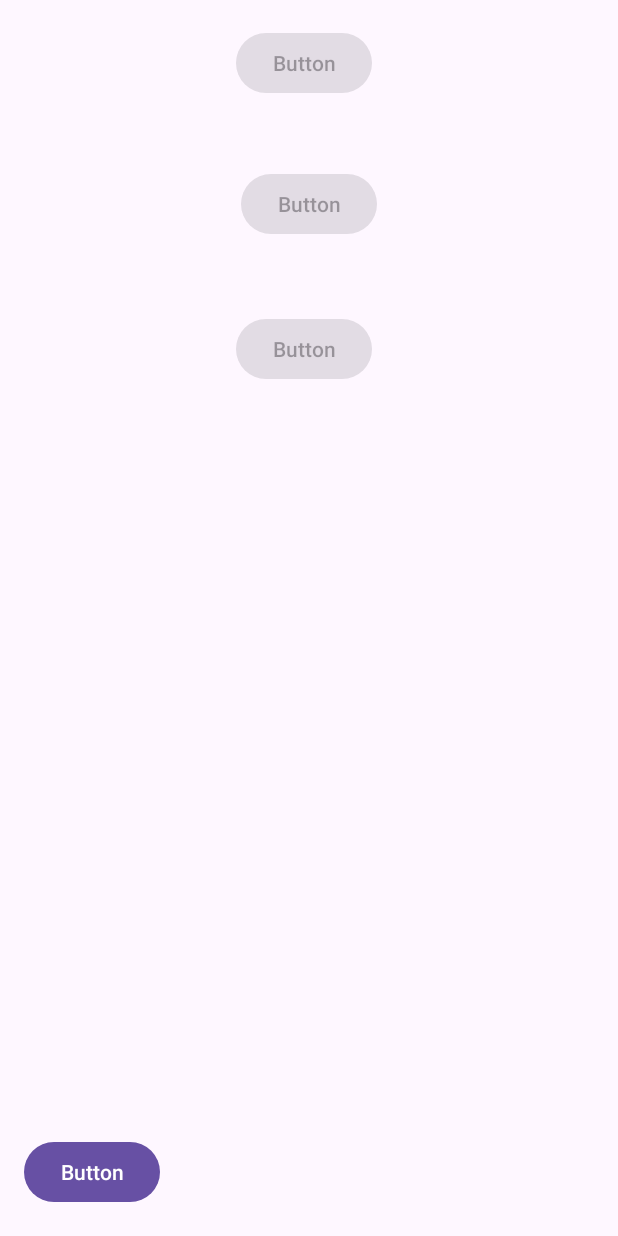
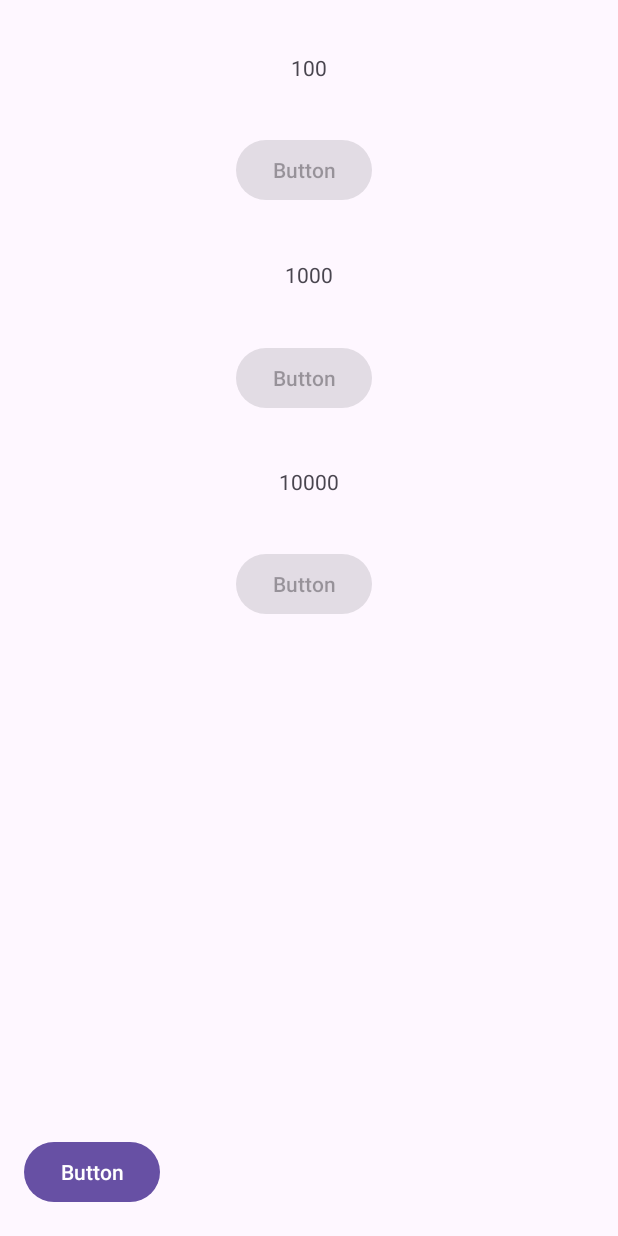
Before and after one commit to POTAP322/clicker, an Android app: the screen it shows after launch (ThemeSwitchActivity), after a tap on "Button", on a phone screen of 412 x 824 dp. Run offline under Robolectric (Android 15) with nearby library versions, the phone set to English and light mode, and no system bars; 1 other tap on this screen came first.

Commit message:
вторая тема(баги при перезапуске, музыка и тд не сбрасывается) ,  анимация кнопки клика

```diff
--- a/app/src/main/java/com/example/clicker/MainActivity.java
+++ b/app/src/main/java/com/example/clicker/MainActivity.java
@@ -1,5 +1,7 @@
 package com.example.clicker;
 
+import android.animation.AnimatorInflater;
+import android.animation.AnimatorSet;
 import android.content.Intent;
 import android.content.SharedPreferences;
 import android.graphics.Color;
@@ -8,6 +10,7 @@ import android.os.PersistableBundle;
 import android.view.View;
 import android.widget.Button;
 import android.widget.ImageButton;
+import android.widget.RelativeLayout;
 import android.widget.TextView;
 
 import androidx.activity.EdgeToEdge;
@@ -19,21 +22,31 @@ import androidx.core.view.WindowInsetsCompat;
 
 import java.util.ArrayList;
 import java.util.Arrays;
+import java.util.HashMap;
 import java.util.List;
+import java.util.Map;
+
+import android.media.MediaPlayer;
 
 public class MainActivity extends AppCompatActivity {
-
     private TextView scoreField;
     private ImageButton clickerBtn;
     private Button themeSwitchMenuBtn;
     private Button restartBtn;
+    private RelativeLayout mainLayout;
 
     private static final String SCORE_KEY = "score";
     public static int score;
     public static int scoreMultiplier = 1;
+    public static int curThemeCode = 1;
+    private Map<Integer, Integer> musicMap;
+
+
     private List<String> themes = new ArrayList<>(Arrays.asList("firstLevel","secondLevel"));
     private String curTheme;
     private int restartClicks;
+
+    public static MediaPlayer mediaPlayer;
 
     @Override
     protected void onCreate(Bundle savedInstanceState) {
@@ -52,21 +65,36 @@ public class MainActivity extends AppCompatActivity {
             scoreField.setText(curScore);
         }
 
+        initializeMusicMap();
+
+
         scoreField = findViewById(R.id.scoreField);
 
         themeSwitchMenuBtn = findViewById(R.id.themeSwitchMenuBtn);
         clickerBtn = findViewById(R.id.clickerBtn);
         restartBtn = findViewById(R.id.restartBtn);
 
+//        mainLayout = findViewById(R.id.main);
+
+        mediaPlayer = MediaPlayer.create(this, musicMap.get(curThemeCode));
+        mediaPlayer.setLooping(true);
+        mediaPlayer.start();
+
+        updateTheme();
+
 
 
         clickerBtn.setOnClickListener(new View.OnClickListener() {
             @Override
             public void onClick(View view) {
+                AnimatorSet animatorSet = (AnimatorSet) AnimatorInflater.loadAnimator(MainActivity.this, R.animator.scale_animation);
+                animatorSet.setTarget(clickerBtn);
+                animatorSet.start();
                 score+=1*scoreMultiplier;
                 String curScore = String.valueOf(score);
                 scoreField.setText(curScore);
                 restartClicks =0;
+
             }
         });
 
@@ -93,10 +121,12 @@ public class MainActivity extends AppCompatActivity {
                     score = 0;
                     scoreField.setText(String.valueOf(score));
                     restartClicks = 0;
+                    scoreMultiplier = 1;
                     restartBtn.setBackgroundColor(Color.parseColor("#56C32A"));
                 }
             }
         });
+
     }
     @Override
     protected void onPause() {
@@ -113,6 +143,23 @@ public class MainActivity extends AppCompatActivity {
         score = preferences.getInt(SCORE_KEY, score);
         String curScore = String.valueOf(score);
         scoreField.setText(curScore);
+        updateTheme();
+    }
+    private void updateTheme() {
+        SharedPreferences sharedPreferences = getSharedPreferences("MyPrefs", MODE_PRIVATE);
+        boolean themeChanged = sharedPreferences.getBoolean("themeChanged", false);
+        if (themeChanged) {
+            clickerBtn.setImageResource(R.drawable.star);
+
+//            int backgroundColor = sharedPreferences.getInt("backgroundColor", Color.WHITE);
+//            mainLayout.setBackgroundColor(backgroundColor);
+
+            // Сбрасываем флаг после применения изменений
+            SharedPreferences.Editor editor = sharedPreferences.edit();
+            editor.putBoolean("themeChanged", false);
+
+            editor.apply();
+        }
     }
 
 
@@ -126,5 +173,13 @@ public class MainActivity extends AppCompatActivity {
         Intent intent = new Intent(this, ThemeSwitchActivity.class);
         startActivity(intent);
     }
+    private void initializeMusicMap() {
+        musicMap = new HashMap<>();
+        musicMap.put(1, R.raw.mrbeast);
+        musicMap.put(2, R.raw.sovietmarh);
+//        imageMap.put(3, R.raw.kok);
+//        imageMap.put(4, R.raw.babb);
+    }
+
 
 }
--- a/app/src/main/java/com/example/clicker/ThemeSwitchActivity.java
+++ b/app/src/main/java/com/example/clicker/ThemeSwitchActivity.java
@@ -1,10 +1,13 @@
 package com.example.clicker;
 
+import android.annotation.SuppressLint;
 import android.content.Intent;
+import android.content.SharedPreferences;
 import android.os.Bundle;
 import android.os.Trace;
 import android.view.View;
 import android.widget.Button;
+import android.widget.ImageButton;
 
 import androidx.activity.EdgeToEdge;
 import androidx.appcompat.app.AppCompatActivity;
@@ -48,38 +51,61 @@ public class ThemeSwitchActivity extends AppCompatActivity {
                 finish();
             }
         });
+
+
         themeBTN1.setOnClickListener(new View.OnClickListener() {
             @Override
             public void onClick(View view) {
                 MainActivity.scoreMultiplier = 2;
+                MainActivity.curThemeCode = 2;
+                stopMusic();
+                // Сохраняем изменения в SharedPreferences
+                SharedPreferences sharedPreferences = getSharedPreferences("MyPrefs", MODE_PRIVATE);
+                SharedPreferences.Editor editor = sharedPreferences.edit();
+                editor.putBoolean("themeChanged", true);
+                editor.apply();
+
+                // Возвращаемся в MainActivity
+                Intent intent = new Intent(ThemeSwitchActivity.this, MainActivity.class);
+                intent.setFlags(Intent.FLAG_ACTIVITY_CLEAR_TOP | Intent.FLAG_ACTIVITY_NEW_TASK);
+                startActivity(intent);
             }
         });
         themeBTN2.setOnClickListener(new View.OnClickListener() {
             @Override
             public void onClick(View view) {
                 MainActivity.scoreMultiplier = 3;
+                MainActivity.curThemeCode = 3;
             }
         });
         themeBTN3.setOnClickListener(new View.OnClickListener() {
             @Override
             public void onClick(View view) {
                 MainActivity.scoreMultiplier = 4;
+                MainActivity.curThemeCode = 4;
             }
         });
     }
 
     private void updateThemeButtonActivity() {
-        if (MainActivity.score >= 10) {
+        if (MainActivity.score >= 100) {
             themeBTN1.setEnabled(true);
         }
-        if (MainActivity.score >= 100) {
+        if (MainActivity.score >= 1000) {
             themeBTN2.setEnabled(true);
         }
-        if (MainActivity.score >= 200) {
+        if (MainActivity.score >= 10000) {
             themeBTN3.setEnabled(true);
         }
 
     }
+    private void stopMusic() {
+        if (MainActivity.mediaPlayer != null) {
+            MainActivity.mediaPlayer.stop();
+            MainActivity.mediaPlayer.release();
+            MainActivity.mediaPlayer = null;
+        }
+    }
 
 
 }
--- /dev/null
+++ b/app/src/main/res/animator/scale_animation.xml
@@ -0,0 +1,29 @@
+<!-- res/animator/scale_animation.xml -->
+<set xmlns:android="http://schemas.android.com/apk/res/android">
+    <objectAnimator
+        android:duration="100"
+        android:propertyName="scaleX"
+        android:valueFrom="1.0"
+        android:valueTo="1.2"
+        android:valueType="floatType" />
+    <objectAnimator
+        android:duration="100"
+        android:propertyName="scaleY"
+        android:valueFrom="1.0"
+        android:valueTo="1.2"
+        android:valueType="floatType" />
+    <objectAnimator
+        android:duration="100"
+        android:propertyName="scaleX"
+        android:valueFrom="1.2"
+        android:valueTo="1.0"
+        android:valueType="floatType"
+        android:startOffset="100" />
+    <objectAnimator
+        android:duration="100"
+        android:propertyName="scaleY"
+        android:valueFrom="1.2"
+        android:valueTo="1.0"
+        android:valueType="floatType"
+        android:startOffset="100" />
+</set>
--- a/app/src/main/res/layout/activity_main.xml
+++ b/app/src/main/res/layout/activity_main.xml
@@ -5,6 +5,7 @@
     android:id="@+id/main"
     android:layout_width="match_parent"
     android:layout_height="match_parent"
+    android:background="#2A8AA8"
     tools:context=".MainActivity">
 
     <TextView
@@ -30,7 +31,8 @@
         app:layout_constraintEnd_toEndOf="parent"
         app:layout_constraintStart_toStartOf="parent"
         app:layout_constraintTop_toTopOf="parent"
-        app:srcCompat="@drawable/ic_launcher_foreground" />
+        android:background="@null"
+        app:srcCompat="@drawable/mrbst" />
 
     <Button
         android:id="@+id/themeSwitchMenuBtn"
--- a/app/src/main/res/layout/activity_theme_switch.xml
+++ b/app/src/main/res/layout/activity_theme_switch.xml
@@ -23,37 +23,68 @@
         android:id="@+id/themeBTN1"
         android:layout_width="wrap_content"
         android:layout_height="wrap_content"
+        android:enabled="false"
         android:text="Button"
-        android:enabled="false"
         app:layout_constraintBottom_toBottomOf="parent"
         app:layout_constraintEnd_toEndOf="parent"
         app:layout_constraintHorizontal_bias="0.49"
         app:layout_constraintStart_toStartOf="parent"
         app:layout_constraintTop_toTopOf="parent"
-        app:layout_constraintVertical_bias="0.023" />
+        app:layout_constraintVertical_bias="0.115" />
 
     <Button
         android:id="@+id/themeBTN3"
         android:layout_width="wrap_content"
         android:layout_height="wrap_content"
+        android:enabled="false"
         android:text="Button"
-        android:enabled="false"
         app:layout_constraintBottom_toBottomOf="parent"
         app:layout_constraintEnd_toEndOf="parent"
         app:layout_constraintHorizontal_bias="0.49"
         app:layout_constraintStart_toStartOf="parent"
         app:layout_constraintTop_toTopOf="parent"
-        app:layout_constraintVertical_bias="0.269" />
+        app:layout_constraintVertical_bias="0.471" />
 
     <Button
         android:id="@+id/themeBTN2"
         android:layout_width="wrap_content"
         android:layout_height="wrap_content"
+        android:enabled="false"
         android:text="Button"
-        android:enabled="false"
         app:layout_constraintBottom_toBottomOf="parent"
         app:layout_constraintEnd_toEndOf="parent"
+        app:layout_constraintHorizontal_bias="0.49"
         app:layout_constraintStart_toStartOf="parent"
         app:layout_constraintTop_toTopOf="parent"
-        app:layout_constraintVertical_bias="0.144" />
+        app:layout_constraintVertical_bias="0.294" />
+
+    <TextView
+        android:id="@+id/textView"
+        android:layout_width="wrap_content"
+        android:layout_height="wrap_content"
+        android:text="100"
+        app:layout_constraintBottom_toTopOf="@+id/themeBTN1"
+        app:layout_constraintEnd_toEndOf="parent"
+        app:layout_constraintStart_toStartOf="parent"
+        app:layout_constraintTop_toTopOf="parent" />
+
+    <TextView
+        android:id="@+id/textView2"
+        android:layout_width="wrap_content"
+        android:layout_height="wrap_content"
+        android:text="1000"
+        app:layout_constraintBottom_toTopOf="@+id/themeBTN2"
+        app:layout_constraintEnd_toEndOf="parent"
+        app:layout_constraintStart_toStartOf="parent"
+        app:layout_constraintTop_toBottomOf="@+id/themeBTN1" />
+
+    <TextView
+        android:id="@+id/textView3"
+        android:layout_width="wrap_content"
+        android:layout_height="wrap_content"
+        android:text="10000"
+        app:layout_constraintBottom_toTopOf="@+id/themeBTN3"
+        app:layout_constraintEnd_toEndOf="parent"
+        app:layout_constraintStart_toStartOf="parent"
+        app:layout_constraintTop_toBottomOf="@+id/themeBTN2" />
 </androidx.constraintlayout.widget.ConstraintLayout>
```
Also changed, not shown: app/src/main/res/drawable/mrbst.png (added), app/src/main/res/drawable/star.png (added), app/src/main/res/drawable/tugarin.png (added), 2 other files.
